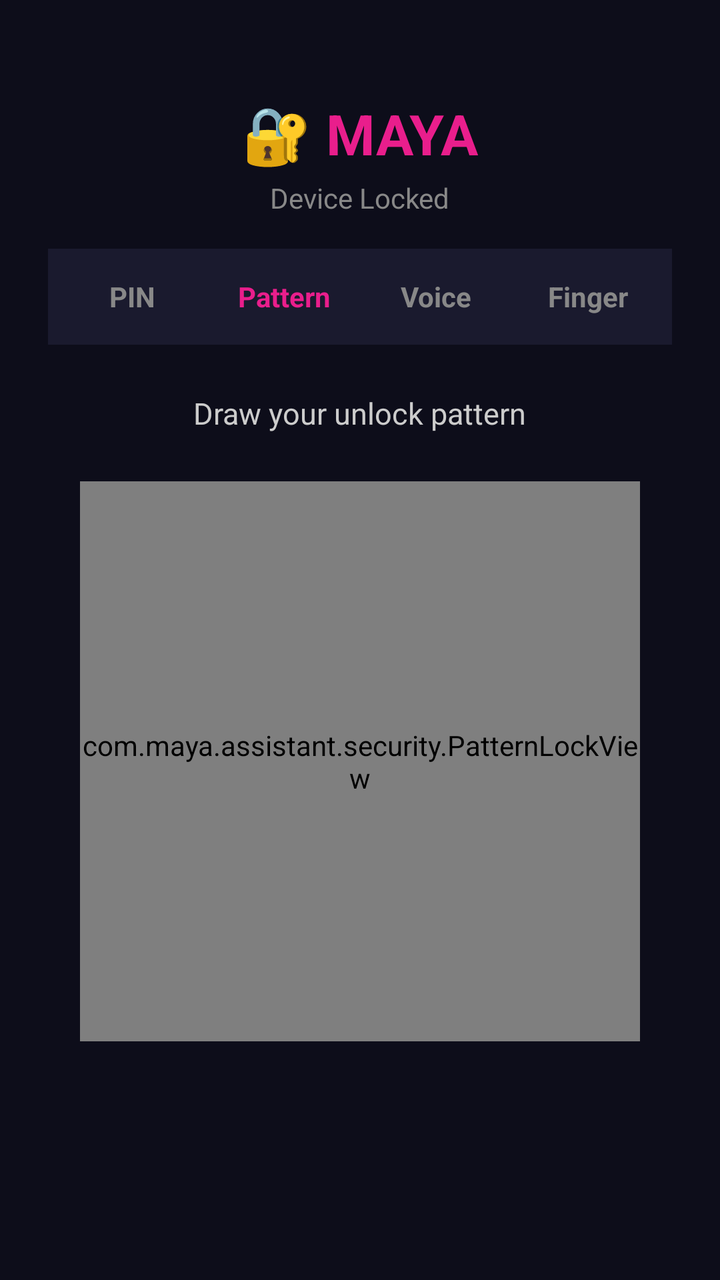
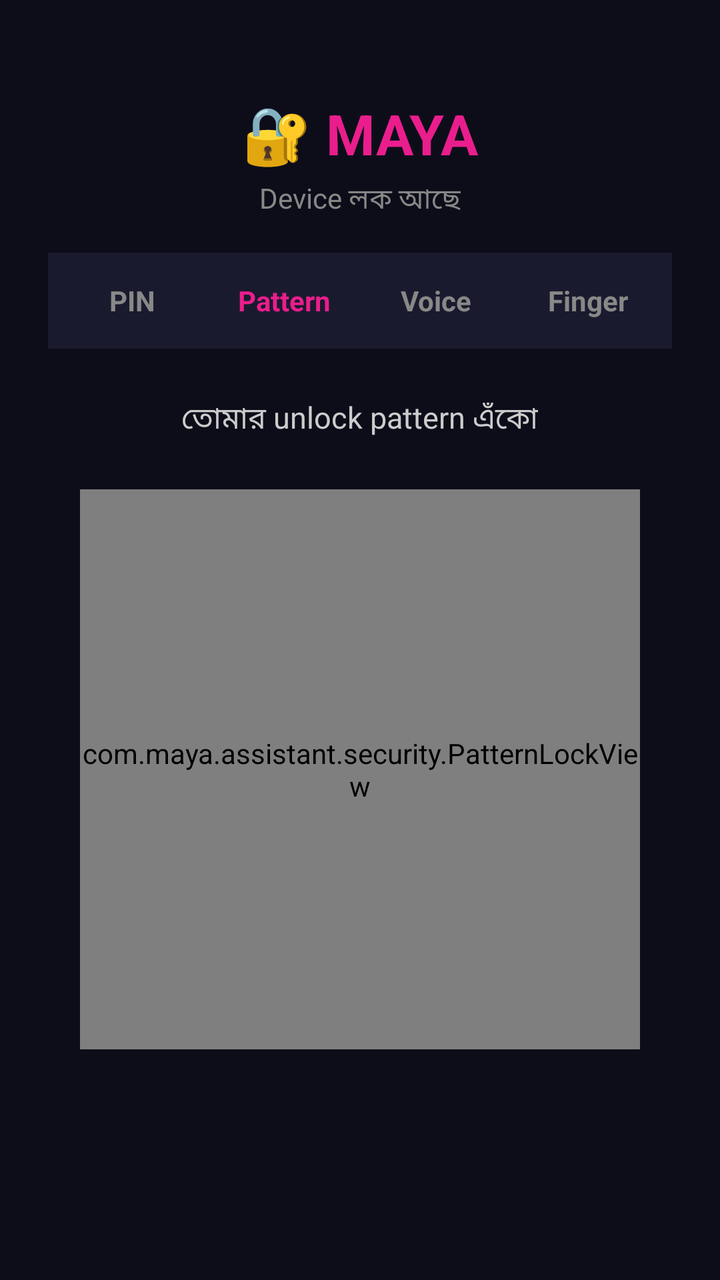

Compare the two renders of this Android layout. The source of the first and the diff that turns it into the second are given below.
<!-- AndroidManifest.xml: activity theme Theme.Maya.Transparent -->
<!-- res/layout/activity_app_lock.xml -->
<?xml version="1.0" encoding="utf-8"?>
<RelativeLayout
    xmlns:android="http://schemas.android.com/apk/res/android"
    android:layout_width="match_parent"
    android:layout_height="match_parent"
    android:background="#0D0D1A">

    
    <LinearLayout
        android:id="@+id/headerLayout"
        android:layout_width="match_parent"
        android:layout_height="wrap_content"
        android:orientation="vertical"
        android:gravity="center"
        android:paddingTop="48dp"
        android:paddingBottom="16dp">

        <TextView
            android:layout_width="wrap_content"
            android:layout_height="wrap_content"
            android:text="🔐 MAYA"
            android:textColor="#E91E8C"
            android:textSize="28sp"
            android:textStyle="bold"/>

        <TextView
            android:layout_width="wrap_content"
            android:layout_height="wrap_content"
            android:text="Device Locked"
            android:textColor="#888888"
            android:textSize="14sp"
            android:layout_marginTop="4dp"/>
    </LinearLayout>

    
    <LinearLayout
        android:id="@+id/tabRow"
        android:layout_width="match_parent"
        android:layout_height="wrap_content"
        android:orientation="horizontal"
        android:layout_below="@id/headerLayout"
        android:layout_marginHorizontal="24dp"
        android:background="#1A1A2E"
        android:padding="4dp">

        <TextView
            android:id="@+id/tabPin"
            android:layout_width="0dp"
            android:layout_height="40dp"
            android:layout_weight="1"
            android:gravity="center"
            android:text="PIN"
            android:textColor="#888888"
            android:textSize="14sp"
            android:textStyle="bold"/>

        <TextView
            android:id="@+id/tabPattern"
            android:layout_width="0dp"
            android:layout_height="40dp"
            android:layout_weight="1"
            android:gravity="center"
            android:text="Pattern"
            android:textColor="#E91E8C"
            android:textSize="14sp"
            android:textStyle="bold"/>

        <TextView
            android:id="@+id/tabVoice"
            android:layout_width="0dp"
            android:layout_height="40dp"
            android:layout_weight="1"
            android:gravity="center"
            android:text="Voice"
            android:textColor="#888888"
            android:textSize="14sp"
            android:textStyle="bold"/>

        <TextView
            android:id="@+id/tabFinger"
            android:layout_width="0dp"
            android:layout_height="40dp"
            android:layout_weight="1"
            android:gravity="center"
            android:text="Finger"
            android:textColor="#888888"
            android:textSize="14sp"
            android:textStyle="bold"/>
    </LinearLayout>

    
    <LinearLayout
        android:id="@+id/contentArea"
        android:layout_width="match_parent"
        android:layout_height="wrap_content"
        android:orientation="vertical"
        android:layout_below="@id/tabRow"
        android:layout_above="@id/lockoutOverlay"
        android:padding="24dp">

        
        <LinearLayout
            android:id="@+id/pinSection"
            android:layout_width="match_parent"
            android:layout_height="wrap_content"
            android:orientation="vertical"
            android:gravity="center"
            android:visibility="gone">

            <TextView
                android:id="@+id/pinStatusText"
                android:layout_width="wrap_content"
                android:layout_height="wrap_content"
                android:text="Enter PIN"
                android:textColor="#FFFFFF"
                android:textSize="16sp"
                android:layout_marginBottom="16dp"/>

            
            <TextView
                android:id="@+id/pinDisplay"
                android:layout_width="wrap_content"
                android:layout_height="wrap_content"
                android:text="○○○○○○"
                android:textColor="#E91E8C"
                android:textSize="32sp"
                android:letterSpacing="0.3"
                android:layout_marginBottom="8dp"/>

            <TextView
                android:id="@+id/pinAttemptsText"
                android:layout_width="wrap_content"
                android:layout_height="wrap_content"
                android:text=""
                android:textColor="#FFAB40"
                android:textSize="12sp"
                android:layout_marginBottom="24dp"/>

            
            <GridLayout
                android:layout_width="wrap_content"
                android:layout_height="wrap_content"
                android:columnCount="3"
                android:rowCount="4">

                
                <Button android:id="@+id/btn1" style="@style/PinButton" android:text="1"/>
                <Button android:id="@+id/btn2" style="@style/PinButton" android:text="2"/>
                <Button android:id="@+id/btn3" style="@style/PinButton" android:text="3"/>
                
                <Button android:id="@+id/btn4" style="@style/PinButton" android:text="4"/>
                <Button android:id="@+id/btn5" style="@style/PinButton" android:text="5"/>
                <Button android:id="@+id/btn6" style="@style/PinButton" android:text="6"/>
                
                <Button android:id="@+id/btn7" style="@style/PinButton" android:text="7"/>
                <Button android:id="@+id/btn8" style="@style/PinButton" android:text="8"/>
                <Button android:id="@+id/btn9" style="@style/PinButton" android:text="9"/>
                
                <Space android:layout_width="80dp" android:layout_height="80dp"/>
                <Button android:id="@+id/btn0" style="@style/PinButton" android:text="0"/>
                <ImageButton
                    android:id="@+id/backspaceBtn"
                    android:layout_width="80dp"
                    android:layout_height="80dp"
                    android:src="@drawable/ic_backspace"
                    android:background="?attr/selectableItemBackgroundBorderless"
                    android:tint="#888888"/>
            </GridLayout>
        </LinearLayout>

        
        <LinearLayout
            android:id="@+id/patternSection"
            android:layout_width="match_parent"
            android:layout_height="wrap_content"
            android:orientation="vertical"
            android:gravity="center"
            android:visibility="visible">

            <TextView
                android:id="@+id/patternInstructionText"
                android:layout_width="wrap_content"
                android:layout_height="wrap_content"
                android:text="Draw your unlock pattern"
                android:textColor="#CCCCCC"
                android:textSize="15sp"
                android:layout_marginBottom="24dp"/>

            
            <com.maya.assistant.security.PatternLockView
                android:id="@+id/patternLockView"
                android:layout_width="280dp"
                android:layout_height="280dp"
                android:layout_gravity="center"/>

            <TextView
                android:id="@+id/patternAttemptsText"
                android:layout_width="wrap_content"
                android:layout_height="wrap_content"
                android:text=""
                android:textColor="#FFAB40"
                android:textSize="12sp"
                android:layout_marginTop="16dp"/>
        </LinearLayout>

        
        <LinearLayout
            android:id="@+id/voiceSection"
            android:layout_width="match_parent"
            android:layout_height="wrap_content"
            android:orientation="vertical"
            android:gravity="center"
            android:visibility="gone"
            android:paddingTop="40dp">

            <TextView
                android:id="@+id/voiceInstructionText"
                android:layout_width="wrap_content"
                android:layout_height="wrap_content"
                android:text="Tap mic &amp; say your passphrase"
                android:textColor="#CCCCCC"
                android:textSize="15sp"
                android:gravity="center"
                android:layout_marginBottom="32dp"/>

            <ImageButton
                android:id="@+id/voiceUnlockBtn"
                android:layout_width="80dp"
                android:layout_height="80dp"
                android:src="@drawable/ic_mic_off"
                android:background="#22E91E8C"
                android:tint="#E91E8C"
                android:padding="16dp"/>

            <TextView
                android:id="@+id/voiceStatusText"
                android:layout_width="wrap_content"
                android:layout_height="wrap_content"
                android:text=""
                android:textColor="#CCCCCC"
                android:textSize="13sp"
                android:layout_marginTop="16dp"/>
        </LinearLayout>

        
        <LinearLayout
            android:id="@+id/fingerSection"
            android:layout_width="match_parent"
            android:layout_height="wrap_content"
            android:orientation="vertical"
            android:gravity="center"
            android:visibility="gone"
            android:paddingTop="40dp">

            <TextView
                android:layout_width="wrap_content"
                android:layout_height="wrap_content"
                android:text="Authenticate with Fingerprint"
                android:textColor="#CCCCCC"
                android:textSize="15sp"
                android:layout_marginBottom="32dp"/>

            <ImageButton
                android:id="@+id/fingerBtn"
                android:layout_width="100dp"
                android:layout_height="100dp"
                android:src="@drawable/ic_fingerprint"
                android:background="#22E91E8C"
                android:tint="#E91E8C"
                android:padding="20dp"
                android:scaleType="fitCenter"/>

            <TextView
                android:id="@+id/fingerStatusText"
                android:layout_width="wrap_content"
                android:layout_height="wrap_content"
                android:text="Tap to scan"
                android:textColor="#CCCCCC"
                android:textSize="13sp"
                android:layout_marginTop="16dp"/>
        </LinearLayout>
    </LinearLayout>

    
    <LinearLayout
        android:id="@+id/lockoutOverlay"
        android:layout_width="match_parent"
        android:layout_height="match_parent"
        android:orientation="vertical"
        android:gravity="center"
        android:background="#CC000000"
        android:visibility="gone">

        <TextView
            android:layout_width="wrap_content"
            android:layout_height="wrap_content"
            android:text="🔒"
            android:textSize="48sp"/>

        <TextView
            android:id="@+id/lockoutTimerText"
            android:layout_width="wrap_content"
            android:layout_height="wrap_content"
            android:text="Too many attempts"
            android:textColor="#FF1744"
            android:textSize="18sp"
            android:textStyle="bold"
            android:layout_marginTop="12dp"/>

        <TextView
            android:layout_width="wrap_content"
            android:layout_height="wrap_content"
            android:text="Please wait..."
            android:textColor="#888888"
            android:textSize="14sp"
            android:layout_marginTop="8dp"/>
    </LinearLayout>

</RelativeLayout>
<!-- resources referenced by this layout -->
<resources>
  <!-- drawable ic_backspace (drawable) -->
  <?xml version="1.0" encoding="utf-8"?>
  
  <vector xmlns:android="http://schemas.android.com/apk/res/android"
      android:width="24dp"
      android:height="24dp"
      android:viewportWidth="24"
      android:viewportHeight="24">
      <path
          android:fillColor="#FFFFFF"
          android:pathData="M22,3H7c-0.69,0-1.23,0.35-1.59,0.88L0,12l5.41,8.11c0.36,0.53,0.9,0.89,1.59,0.89h15c1.1,0,2-0.9,2-2V5C24,3.9,23.1,3,22,3zM19,15.59L17.59,17L14.5,13.91L11.41,17L10,15.59L13.09,12.5L10,9.41L11.41,8L14.5,11.09L17.59,8L19,9.41L15.91,12.5L19,15.59z" />
  </vector>
  <!-- drawable ic_fingerprint (drawable) -->
  <vector xmlns:android="http://schemas.android.com/apk/res/android"
      android:width="24dp"
      android:height="24dp"
      android:viewportWidth="24"
      android:viewportHeight="24">
  
      
      <path
          android:fillColor="#18FF4D88"
          android:pathData="M12,2A10,10 0 1,1 2,12A10,10 0 0,1 12,2Z"/>
  
      
      <path
          android:fillColor="#33FFFFFF"
          android:pathData="M12,4A8,8 0 1,1 4,12A8,8 0 0,1 12,4Z"/>
  
      
      <path
          android:fillColor="#FFFA5D9D"
          android:pathData="
              M12,6
              C9.7,6 8,7.7 8,10v2
              c0,0.4 0.3,0.7 0.7,0.7
              s0.7,-0.3 0.7,-0.7v-2
              c0,-1.5 1,-2.6 2.6,-2.6
              s2.6,1.1 2.6,2.6v3
              c0,2 -1.6,3.6 -3.6,3.6
              c-0.4,0 -0.7,0.3 -0.7,0.7
              s0.3,0.7 0.7,0.7
              c2.8,0 5,-2.2 5,-5v-3
              C16,7.7 14.3,6 12,6Z"/>
  
      
      <path
          android:fillColor="#FFFFFFFF"
          android:pathData="
              M12,8.8
              c-0.9,0 -1.5,0.6 -1.5,1.5v1.8
              c0,0.35 0.3,0.6 0.6,0.6
              s0.6,-0.25 0.6,-0.6v-1.8
              c0,-0.2 0.1,-0.3 0.3,-0.3
              s0.3,0.1 0.3,0.3v2.8
              c0,0.35 0.3,0.6 0.6,0.6
              s0.6,-0.25 0.6,-0.6v-2.8
              c0,-0.9 -0.6,-1.5 -1.5,-1.5Z"/>
  
  </vector>
  <!-- drawable ic_mic_off (drawable) -->
  <?xml version="1.0" encoding="utf-8"?>
  
  <vector xmlns:android="http://schemas.android.com/apk/res/android"
      android:width="24dp"
      android:height="24dp"
      android:viewportWidth="24"
      android:viewportHeight="24">
      <path
          android:fillColor="#FFFFFF"
          android:pathData="M19,11c0,0.67 -0.1,1.32 -0.27,1.93l1.5,1.5c0.5,-1.05 0.77,-2.21 0.77,-3.43H19zM12,5c1.66,0 3,1.34 3,3v0.3l2,2V8c0,-2.76 -2.24,-5 -5,-5c-2,0 -3.72,1.17 -4.51,2.88l1.6,1.6C9.6,6.3 10.7,5 12,5zM4.27,3L3,4.27l7.01,7.01V11c0,1.1 0.9,2 2,2c0.26,0 0.5,-0.05 0.71,-0.14l1.45,1.45C13.56,14.75 12.81,15 12,15c-2.21,0 -4,-1.79 -4,-4H6c0,3.02 2.26,5.53 5.2,5.91V20h1.6v-3.09c1.01,-0.13 1.94,-0.49 2.75,-1.02l3.18,3.18L19.73,21l-9,-9L4.27,3z" />
  </vector>
  <style name="PinButton">
          <item name="android:layout_width">80dp</item>
          <item name="android:layout_height">80dp</item>
          <item name="android:textSize">22sp</item>
          <item name="android:textColor">@color/myra_text</item>
          <item name="android:background">@android:color/transparent</item>
          <item name="android:textStyle">bold</item>
      </style>
  <style name="Theme.Maya.Transparent" parent="Theme.AppCompat.NoActionBar">
          <item name="android:windowBackground">@android:color/transparent</item>
          <item name="android:windowIsTranslucent">true</item>
          <item name="android:windowNoTitle">true</item>
          <item name="android:windowIsFloating">true</item>
          <item name="android:windowContentOverlay">@null</item>
      </style>
  <color name="myra_text">#E8E8FF</color>
</resources>

<!-- the commit's change to res/layout/activity_app_lock.xml (unified diff, before → after) -->
@@ -26,7 +26,7 @@
         <TextView
             android:layout_width="wrap_content"
             android:layout_height="wrap_content"
-            android:text="Device Locked"
+            android:text="Device লক আছে"
             android:textColor="#888888"
             android:textSize="14sp"
             android:layout_marginTop="4dp"/>
@@ -111,7 +111,7 @@
                 android:id="@+id/pinStatusText"
                 android:layout_width="wrap_content"
                 android:layout_height="wrap_content"
-                android:text="Enter PIN"
+                android:text="PIN দিন"
                 android:textColor="#FFFFFF"
                 android:textSize="16sp"
                 android:layout_marginBottom="16dp"/>
@@ -181,7 +181,7 @@
                 android:id="@+id/patternInstructionText"
                 android:layout_width="wrap_content"
                 android:layout_height="wrap_content"
-                android:text="Draw your unlock pattern"
+                android:text="তোমার unlock pattern এঁকো"
                 android:textColor="#CCCCCC"
                 android:textSize="15sp"
                 android:layout_marginBottom="24dp"/>
@@ -217,7 +217,7 @@
                 android:id="@+id/voiceInstructionText"
                 android:layout_width="wrap_content"
                 android:layout_height="wrap_content"
-                android:text="Tap mic &amp; say your passphrase"
+                android:text="মাইক ট্যাপ করো এবং passphrase বলো"
                 android:textColor="#CCCCCC"
                 android:textSize="15sp"
                 android:gravity="center"
@@ -255,7 +255,7 @@
             <TextView
                 android:layout_width="wrap_content"
                 android:layout_height="wrap_content"
-                android:text="Authenticate with Fingerprint"
+                android:text="Fingerprint দিয়ে ভেরিফাই করো"
                 android:textColor="#CCCCCC"
                 android:textSize="15sp"
                 android:layout_marginBottom="32dp"/>
@@ -274,7 +274,7 @@
                 android:id="@+id/fingerStatusText"
                 android:layout_width="wrap_content"
                 android:layout_height="wrap_content"
-                android:text="Tap to scan"
+                android:text="স্ক্যান করতে ট্যাপ করো"
                 android:textColor="#CCCCCC"
                 android:textSize="13sp"
                 android:layout_marginTop="16dp"/>
@@ -301,7 +301,7 @@
             android:id="@+id/lockoutTimerText"
             android:layout_width="wrap_content"
             android:layout_height="wrap_content"
-            android:text="Too many attempts"
+            android:text="অনেক বেশি চেষ্টা"
             android:textColor="#FF1744"
             android:textSize="18sp"
             android:textStyle="bold"
@@ -310,7 +310,7 @@
         <TextView
             android:layout_width="wrap_content"
             android:layout_height="wrap_content"
-            android:text="Please wait..."
+            android:text="অপেক্ষা করো..."
             android:textColor="#888888"
             android:textSize="14sp"
             android:layout_marginTop="8dp"/>
<!-- resource entries referenced after the edit -->
@@ -76,7 +76,7 @@
           <item name="android:layout_width">80dp</item>
           <item name="android:layout_height">80dp</item>
           <item name="android:textSize">22sp</item>
-          <item name="android:textColor">@color/myra_text</item>
+          <item name="android:textColor">@color/maya_text</item>
           <item name="android:background">@android:color/transparent</item>
           <item name="android:textStyle">bold</item>
       </style>
@@ -87,6 +87,6 @@
           <item name="android:windowIsFloating">true</item>
           <item name="android:windowContentOverlay">@null</item>
       </style>
-  <color name="myra_text">#E8E8FF</color>
+  <color name="maya_text">#E8E8FF</color>
 </resources>
 
